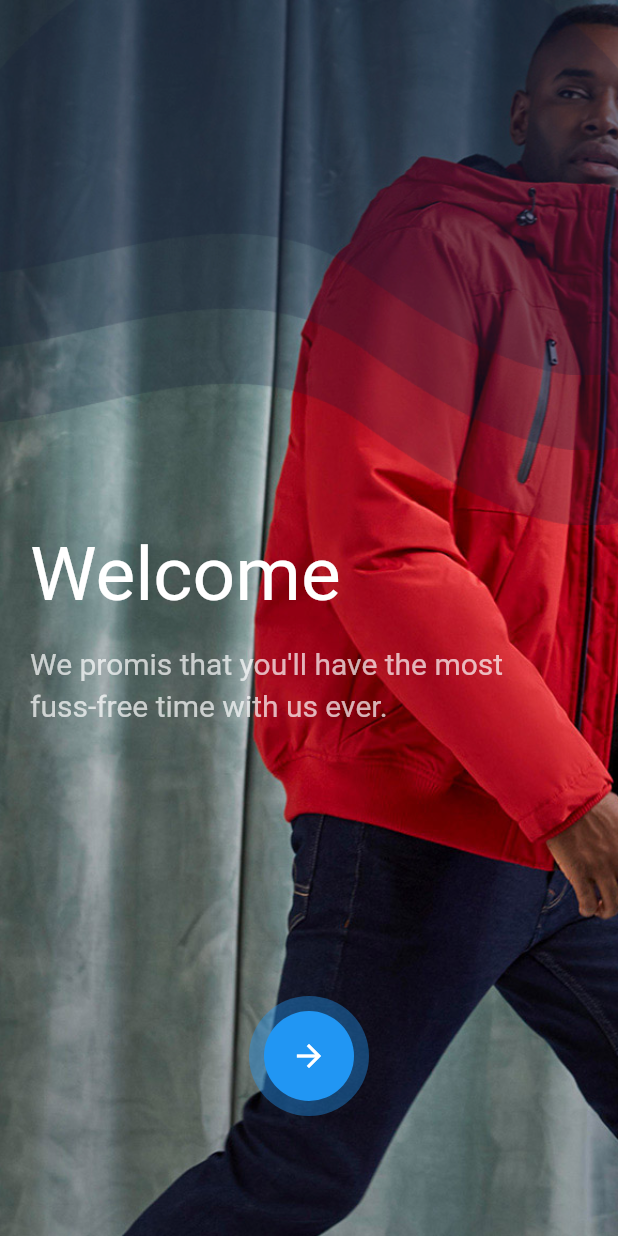
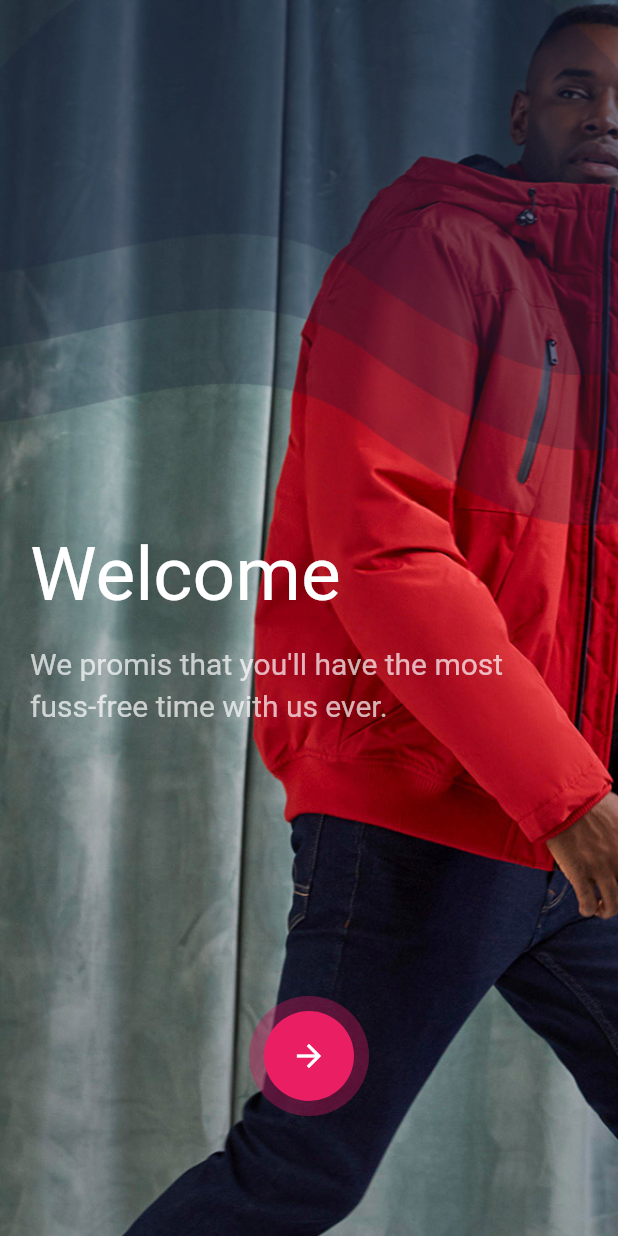
Before and after one commit to the-bense-group/the_benseshop, a Flutter app: the screen it shows after launch, on a phone screen of 412 x 824 dp. Run offline on Flutter 3.47's test engine with Material 2 defaults, Android fonts, the phone set to English and light mode, and no system bars; our stand-ins replace flutter_slidable, page_transition, simple_animations; missing offline and left inert: circle_bottom_navigation.

Commit message:
2312201901

```diff
--- a/thebenseshope/lib/controller/animation_controller.dart
+++ b/thebenseshope/lib/controller/animation_controller.dart
@@ -119,7 +119,7 @@ class _CustomAnimateControllerState extends State<CustomAnimateController>
                     padding: EdgeInsets.all(10),
                     decoration: BoxDecoration(
                         borderRadius: BorderRadius.circular(50),
-                        color: Colors.blue.withOpacity(.4)),
+                        color: Theme.of(context).primaryColorDark.withOpacity(.4)),
                     child: InkWell(
                       onTap: () {
                         _scaleController.forward();
@@ -138,7 +138,7 @@ class _CustomAnimateControllerState extends State<CustomAnimateController>
                                     height: widget.actionHeight,
                                     decoration: BoxDecoration(
                                         shape: BoxShape.circle,
-                                        color: Colors.blue),
+                                        color: Theme.of(context).primaryColor),
                                     child: hideIcon == false
                                         ? Icon(
                                             Icons.arrow_forward,
--- a/thebenseshope/lib/main.dart
+++ b/thebenseshope/lib/main.dart
@@ -23,7 +23,15 @@ class MyApp extends StatelessWidget {
         // or simply save your changes to "hot reload" in a Flutter IDE).
         // Notice that the counter didn't reset back to zero; the application
         // is not restarted.
-        primarySwatch: Colors.blue,
+        // primarySwatch: Colors.blue,
+        primaryColor: Color(0xFFE91E63),
+        primaryColorDark: Color(0xFFC2185B),
+        primaryColorLight: Color(0xFFF8BBD0),
+        textTheme: TextTheme(caption: TextStyle(color: Color(0xFFFFFFFF))),
+        accentColor: Color(0xFFFF5722),
+        dividerColor: Color(0xFFBDBDBD),
+        primaryTextTheme: TextTheme(title:TextStyle(color: Color(0xFF757575)) , caption: TextStyle(color: Color(0xFF212121))),
+
       ),
       home: HomePage(),
     );
--- a/thebenseshope/lib/ui/Login/login.dart
+++ b/thebenseshope/lib/ui/Login/login.dart
@@ -5,6 +5,7 @@ import 'package:flutter/services.dart';
 import 'package:flutter_slidable/flutter_slidable.dart';
 import 'package:thebenseshope/animations/fade_animation.dart';
 import 'package:thebenseshope/controller/animation_controller.dart';
+import 'package:thebenseshope/ui/Main/main_layout.dart';
 import 'package:thebenseshope/ui/Register/register.dart';
 part 'login_mobile.dart';
 class UILogin extends StatelessWidget {
--- a/thebenseshope/lib/ui/Login/login_mobile.dart
+++ b/thebenseshope/lib/ui/Login/login_mobile.dart
@@ -96,7 +96,7 @@ class _UILoginMobile extends StatelessWidget {
               height: 20,
             ),
             CustomAnimateController(
-              form: UIRegister(),
+              form: UIMain(),
               duration: 1.3,
               // hideIcon: true,
               // action: Center(
--- a/thebenseshope/pubspec.yaml
+++ b/thebenseshope/pubspec.yaml
@@ -22,6 +22,7 @@ dependencies:
   simple_animations: ^1.3.4
   page_transition: ^1.1.5
   flutter_slidable: ^0.5.4
+  circle_bottom_navigation: ^1.0.5
 
   # The following adds the Cupertino Icons font to your application.
   # Use with the CupertinoIcons class for iOS style icons.
```
Also changed, not shown: thebenseshope/lib/ui/Main/main_layout.dart (added, +19 -0 lines), thebenseshope/lib/ui/Main/main_layout_mobile.dart (added, +85 -0 lines), thebenseshope/pubspec.lock.
